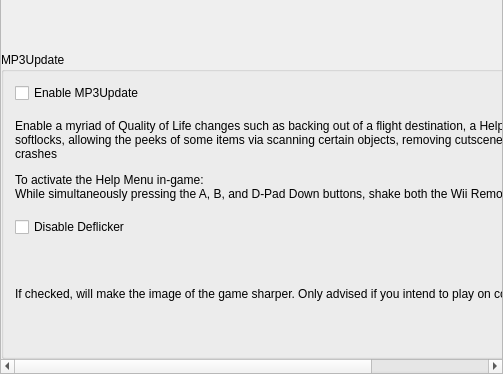
Schwork-Corruption/corruptovania, file randovania/games/prime3/gui/ui_files/preset_corruption_qol.ui: the form before one commit; both pictures show x 0 to 503 and y 313 to 687 of the 503 by 687 pixel window.
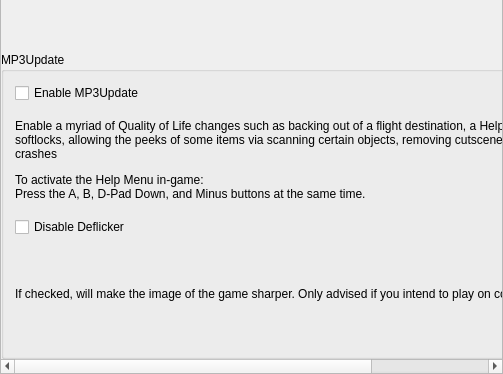
The form after the commit.

Commit message:
Update the Help Menu text in QOL Tab
Update the Help Menu text in QOL:
To activate the Help Menu in-game: Press the A, B, D-Pad Down, and Minus buttons at the same time

Diff of the .ui file:
```diff
--- a/randovania/games/prime3/gui/ui_files/preset_corruption_qol.ui
+++ b/randovania/games/prime3/gui/ui_files/preset_corruption_qol.ui
@@ -124,7 +124,7 @@
            <item>
             <widget class="QLabel" name="MP3Update_label">
              <property name="text">
-              <string>&lt;html&gt;&lt;head/&gt;&lt;body&gt;&lt;p&gt;Enable a myriad of Quality of Life changes such as backing out of a flight destination, a Help Menu to help prevent softlocks, allowing the peeks of some items via scanning certain objects, removing cutscenes, as well as various fixed crashes&lt;/p&gt;&lt;p&gt;To activate the Help Menu in-game: &lt;br/&gt;While simultaneously pressing the A, B, and D-Pad Down buttons, shake both the Wii Remote and Nunchuk.&lt;/p&gt;&lt;/body&gt;&lt;/html&gt;</string>
+              <string>&lt;html&gt;&lt;head/&gt;&lt;body&gt;&lt;p&gt;Enable a myriad of Quality of Life changes such as backing out of a flight destination, a Help Menu to help prevent softlocks, allowing the peeks of some items via scanning certain objects, removing cutscenes, as well as various fixed crashes&lt;/p&gt;&lt;p&gt;To activate the Help Menu in-game: &lt;br/&gt;Press the A, B, D-Pad Down, and Minus buttons at the same time.&lt;/p&gt;&lt;/body&gt;&lt;/html&gt;</string>
              </property>
              <property name="wordWrap">
               <bool>true</bool>
```
